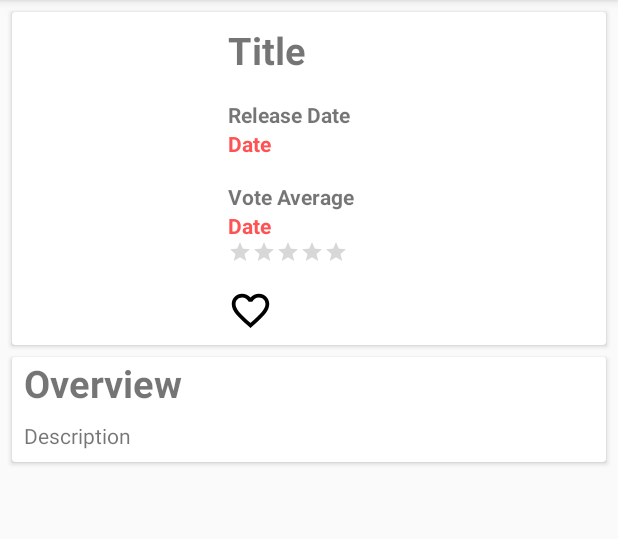
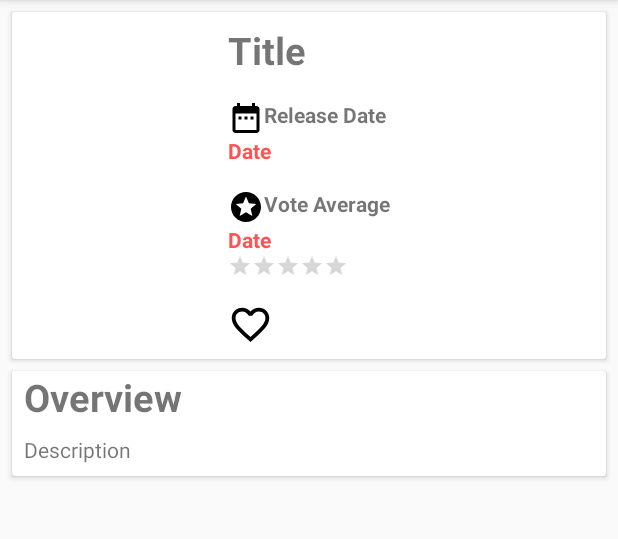
Before and after one commit to Yeputra/MovieFreaks, an Android app: the DetailActivity screen opened directly, with no data from a screen before it, on a phone screen of 412 x 824 dp, the part 84-623 px from its top. Run offline under Robolectric (Android 15) with nearby library versions, the phone set to English and light mode, and no system bars; pictures from the network do not load; 9 statements that could not run were skipped.

Commit message:
Added date & vote Icon

```diff
--- /dev/null
+++ b/app/src/main/res/drawable/ic_stars_black_24dp.xml
@@ -0,0 +1,9 @@
+<vector xmlns:android="http://schemas.android.com/apk/res/android"
+        android:width="24dp"
+        android:height="24dp"
+        android:viewportWidth="24.0"
+        android:viewportHeight="24.0">
+    <path
+        android:fillColor="#FF000000"
+        android:pathData="M11.99,2C6.47,2 2,6.48 2,12s4.47,10 9.99,10C17.52,22 22,17.52 22,12S17.52,2 11.99,2zM16.23,18L12,15.45 7.77,18l1.12,-4.81 -3.73,-3.23 4.92,-0.42L12,5l1.92,4.53 4.92,0.42 -3.73,3.23L16.23,18z"/>
+</vector>
--- a/app/src/main/res/layout/activity_detail.xml
+++ b/app/src/main/res/layout/activity_detail.xml
@@ -56,6 +56,7 @@
                         android:text="Release Date"
                         android:layout_marginTop="8dp"
                         android:layout_marginLeft="8dp"
+                        android:drawableLeft="@drawable/ic_date_range_black_24dp"
                         android:textStyle="bold"/>
 
                     <TextView
@@ -74,6 +75,7 @@
                         android:text="Vote Average"
                         android:layout_marginTop="8dp"
                         android:layout_marginLeft="8dp"
+                        android:drawableLeft="@drawable/ic_stars_black_24dp"
                         android:textStyle="bold"/>
 
                     <TextView
```
